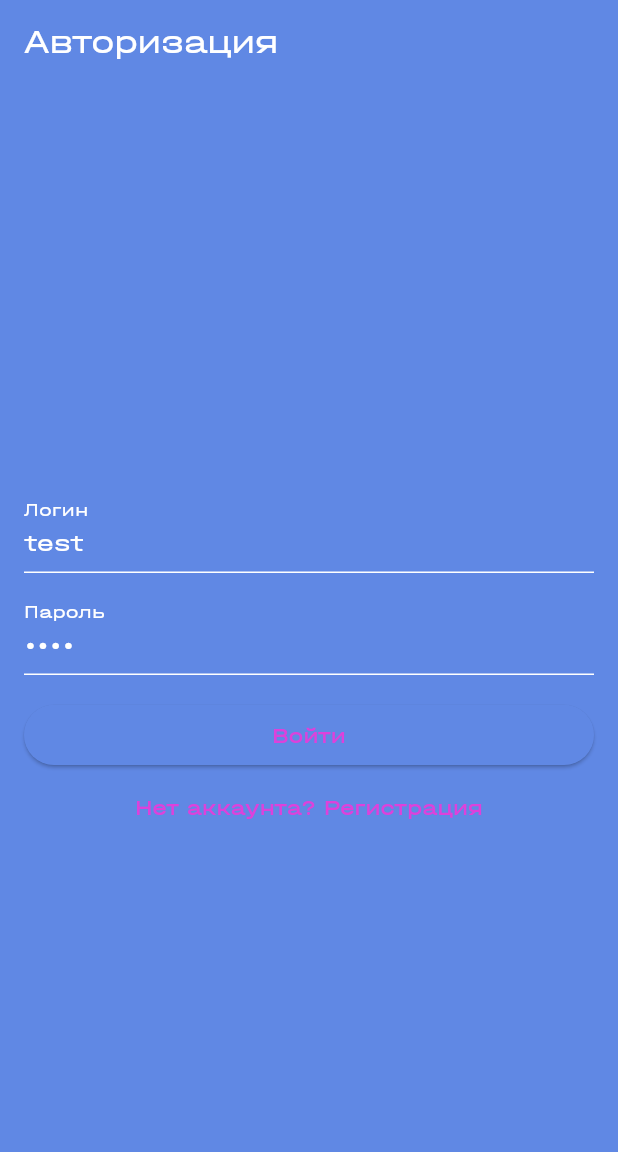
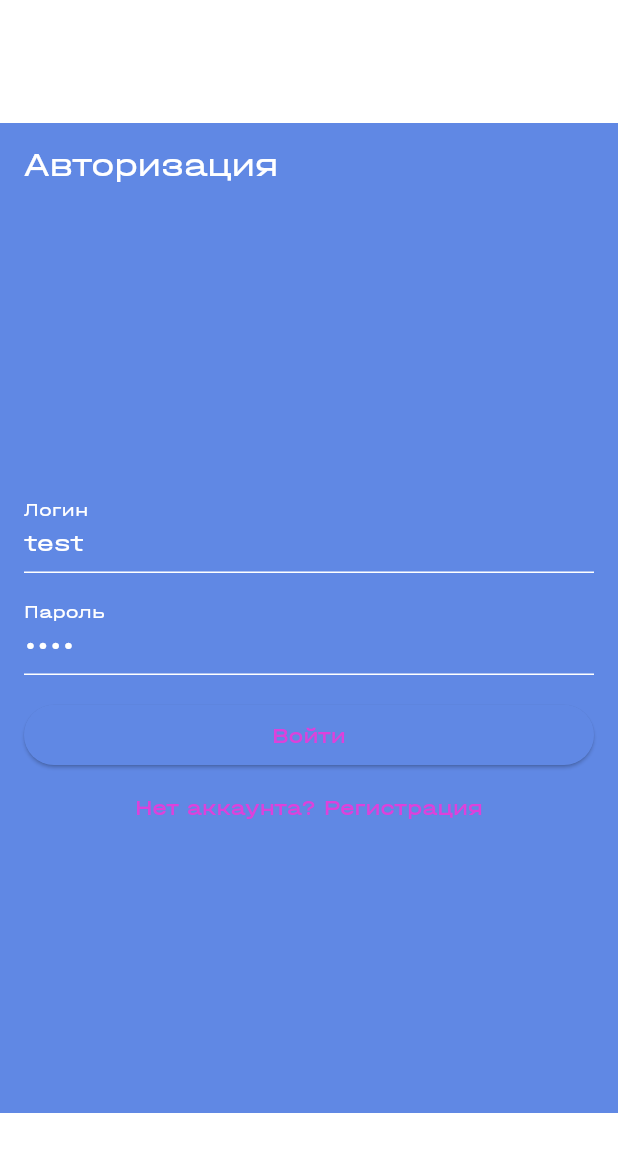
Before and after one commit to NIKIRZATOR/hackathon_economy_app, a Flutter app: the screen it shows after launch, on a phone screen of 412 x 824 dp. Shown: the top 1152 px of the screen. Run offline on Flutter 3.47's test engine with Material 3 defaults, Android fonts, the light colour scheme and no system bars; our stand-ins replace audioplayers, bloc, connectivity_plus, dio, equatable, flutter_svg and 1 more; accounts and stored records are empty.

Commit message:
Фиксы размеров экрана авторизации

```diff
--- a/lib/features/auth/screens/auth_screen.dart
+++ b/lib/features/auth/screens/auth_screen.dart
@@ -4,6 +4,7 @@ import 'package:hackathon_economy_app/app/repository/auth_repository.dart';
 import 'package:hackathon_economy_app/features/city_map/screens/city_map_screen.dart';
 
 import '../../../app/sync/sync_service.dart';
+import '../../../core/layout/app_view_size.dart';
 import '../../building_types/repo/building_type_input_repository.dart';
 import '../../building_types/repo/building_type_output_repository.dart';
 
@@ -71,6 +72,10 @@ class _AuthScreenState extends State<AuthScreen> {
 
   @override
   Widget build(BuildContext context) {
+    final vp = AppViewSize.of(context);
+    final double targetW = vp.targetW;
+    final double targetH = vp.targetH;
+
     final fields = <Widget>[
       TextFormField(
         controller: _userCtrl,
@@ -110,7 +115,10 @@ class _AuthScreenState extends State<AuthScreen> {
       ),
     ];
 
-    return Scaffold(
+    return Center(
+      child: ConstrainedBox(
+        constraints: BoxConstraints.tightFor(width: targetW, height: targetH),
+        child: Scaffold(
           appBar: AppBar(title: const Text('Авторизация')),
           body: Center(
             child: ConstrainedBox(
@@ -131,6 +139,8 @@ class _AuthScreenState extends State<AuthScreen> {
               ),
             ),
           ),
+        ),
+      ),
     );
   }
 }
```
Also changed, not shown: pubspec.lock. Lines whose indentation alone changed are shown as unchanged.
